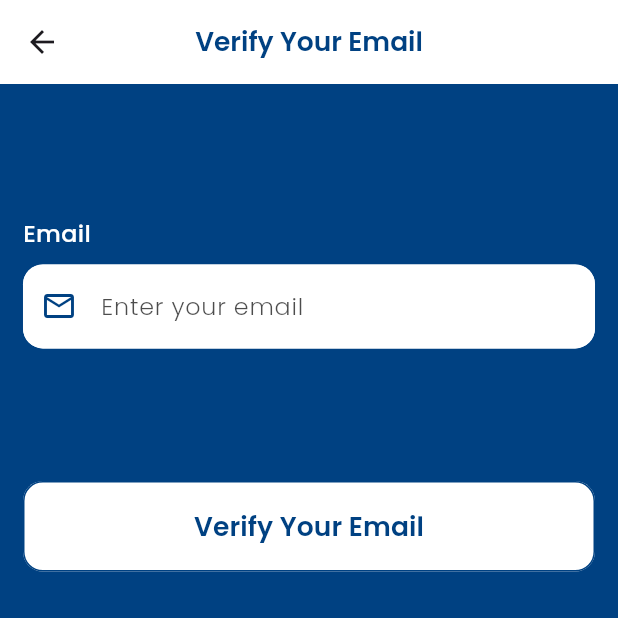
After one commit to Elhaw2003/ecommerce-rote, a Flutter app: the screen it shows after launch, after a tap on "Forgot password?", on a phone screen of 412 x 824 dp, the top half of it. The commit adds this screen. Run offline on Flutter 3.47's test engine with Material 3 defaults, Android fonts, the phone set to English and light mode, and no system bars; our stand-ins replace animate_do, bloc, connectivity_plus, dartz, dio, equatable and 7 more; generated files the repository leaves out were written again.

Commit message:
forgot password feature done

```diff
--- a/lib/core/end_points.dart
+++ b/lib/core/end_points.dart
@@ -2,4 +2,5 @@ class AppEndPoints{
   static const String baseUrl = "https://ecommerce.routemisr.com/api/v1";
   static const String login = "/auth/signin";
   static const String register = "/auth/signup";
+  static const String forgotPassword = "/auth/forgotPasswords";
 }
--- a/lib/core/routes/app_routes.dart
+++ b/lib/core/routes/app_routes.dart
@@ -2,4 +2,7 @@ class AppRoutes{
   static const String splashScreen ="/splashScreen";
   static const String loginScreen ="/loginScreen";
   static const String registerScreen ="/registerScreen";
+  static const String forgotPasswordScreen ="/forgotPasswordScreen";
+  static const String verifyOtpScreen ="/verifyOtpScreen";
+  static const String resetPasswordScreen ="/resetPasswordScreen";
 }
--- a/lib/core/routes/router_generation_config.dart
+++ b/lib/core/routes/router_generation_config.dart
@@ -1,4 +1,5 @@
 import 'package:ecommerce_rote/core/routes/app_routes.dart';
+import 'package:ecommerce_rote/features/auth/forgot_password/presentation/view/forgot_password_screen.dart';
 import 'package:ecommerce_rote/features/splash/presentation/view/splash_screen.dart';
 import 'package:flutter/material.dart';
 import 'package:go_router/go_router.dart';
@@ -24,6 +25,11 @@ class RouterGenerationConfig {
           name: AppRoutes.registerScreen,
           builder: (context, state) => RegisterScreen(),
       ),
+      GoRoute(
+          path: AppRoutes.forgotPasswordScreen,
+          name: AppRoutes.forgotPasswordScreen,
+          builder: (context, state) => ForgotPasswordScreen(),
+      ),
     ]
   );
 }
--- a/lib/core/utils/app_texts.dart
+++ b/lib/core/utils/app_texts.dart
@@ -23,4 +23,5 @@ class AppTexts {
   static const String noInterNet = "No Internet..please check your internet";
   static const String loginSuccessfully = "Login Successfully...";
   static const String registerSuccessfully = "Register Successfully...";
+  static const String verifyYourEmail = "Verify Your Email";
 }
--- a/lib/features/auth/data/repositories/auth_repositories_impl.dart
+++ b/lib/features/auth/data/repositories/auth_repositories_impl.dart
@@ -29,4 +29,10 @@ class AuthRepositoriesImpl implements AuthRepository{
     });
   }
 
+  @override
+  Future<Either<Failure, String>> forgotPassword({required String email}) async{
+    var response = await authRemoteDataSource.forgotPassword(email: email);
+    return response.fold((l){return Left(l);}, (r){return Right(r);});
+  }
+
 }
--- a/lib/features/auth/domain/repositories/auth_repository.dart
+++ b/lib/features/auth/domain/repositories/auth_repository.dart
@@ -6,4 +6,5 @@ import 'package:ecommerce_rote/features/auth/domain/entities/register_response_e
 abstract class AuthRepository {
   Future<Either<Failure,LoginResponseEntity>> login({required String email,required String password});
   Future<Either<Failure,RegisterResponseEntity>> register({required String email,required String password,required String name,required String rePassword,required String phone});
+  Future<Either<Failure,String>> forgotPassword({required String email,});
 }
--- /dev/null
+++ b/lib/features/auth/domain/usecases/forgot_password_use_case.dart
@@ -0,0 +1,14 @@
+import 'package:dartz/dartz.dart';
+import 'package:ecommerce_rote/core/error/failure.dart';
+import 'package:ecommerce_rote/features/auth/domain/repositories/auth_repository.dart';
+import 'package:injectable/injectable.dart';
+@Injectable()
+class ForgotPasswordUseCase {
+  final AuthRepository authRepository;
+  ForgotPasswordUseCase({
+    required this.authRepository,
+});
+  Future<Either<Failure,String>> call({required String email})async{
+    return await authRepository.forgotPassword(email: email);
+  }
+}
--- /dev/null
+++ b/lib/features/auth/forgot_password/cubit/forgot_password_cubit.dart
@@ -0,0 +1,26 @@
+import 'package:bloc/bloc.dart';
+import 'package:injectable/injectable.dart';
+import 'package:meta/meta.dart';
+
+import '../../domain/usecases/forgot_password_use_case.dart';
+
+part 'forgot_password_state.dart';
+@Injectable()
+class ForgotPasswordCubit extends Cubit<ForgotPasswordState> {
+  ForgotPasswordCubit({required this.forgotPasswordUseCase}) : super(ForgotPasswordInitialState());
+
+  final ForgotPasswordUseCase forgotPasswordUseCase;
+
+  Future<void> login  ({required String email})async{
+    emit(ForgotPasswordLoadingState());
+    var result = await forgotPasswordUseCase.call(email: email);
+    return result.fold(
+            (l){
+              emit(ForgotPasswordFailureState(message: l.message));
+            },
+            (r){
+              emit(ForgotPasswordSuccessState(success: r));
+            });
+  }
+
+}
--- /dev/null
+++ b/lib/features/auth/forgot_password/cubit/forgot_password_state.dart
@@ -0,0 +1,17 @@
+part of 'forgot_password_cubit.dart';
+
+@immutable
+sealed class ForgotPasswordState {}
+
+final class ForgotPasswordInitialState extends ForgotPasswordState {}
+final class ForgotPasswordLoadingState extends ForgotPasswordState {}
+final class ForgotPasswordSuccessState extends ForgotPasswordState {
+  final String success;
+
+  ForgotPasswordSuccessState({required this.success});
+}
+final class ForgotPasswordFailureState extends ForgotPasswordState {
+  final String message;
+
+  ForgotPasswordFailureState({required this.message});
+}
--- /dev/null
+++ b/lib/features/auth/forgot_password/presentation/view/forgot_password_screen.dart
@@ -0,0 +1,29 @@
+import 'package:ecommerce_rote/core/di/di.dart';
+import 'package:ecommerce_rote/core/utils/app_colors.dart';
+import 'package:ecommerce_rote/core/utils/app_text_styles.dart';
+import 'package:ecommerce_rote/core/utils/app_texts.dart';
+import 'package:ecommerce_rote/features/auth/forgot_password/cubit/forgot_password_cubit.dart';
+import 'package:ecommerce_rote/features/auth/forgot_password/presentation/view/widgets/forgot_password_body.dart';
+import 'package:flutter/material.dart';
+import 'package:flutter_bloc/flutter_bloc.dart';
+
+class ForgotPasswordScreen extends StatelessWidget {
+  const ForgotPasswordScreen({super.key});
+
+  @override
+  Widget build(BuildContext context) {
+    return BlocProvider(
+      create: (context) => getIt.get<ForgotPasswordCubit>(),
+      child: Scaffold(
+        backgroundColor: AppColors.primaryColor,
+        appBar: AppBar(
+          title: Text(AppTexts.verifyYourEmail,
+            style: AppTextStyles.primaryW600S20Poppins,),
+          centerTitle: true,
+          backgroundColor: AppColors.whiteColor,
+        ),
+        body: ForgotPasswordBody(),
+      ),
+    );
+  }
+}
--- /dev/null
+++ b/lib/features/auth/forgot_password/presentation/view/widgets/forgot_password_body.dart
@@ -0,0 +1,20 @@
+import 'package:ecommerce_rote/features/auth/forgot_password/presentation/view/widgets/forgot_password_form.dart';
+import 'package:flutter/material.dart';
+import 'package:flutter_screenutil/flutter_screenutil.dart';
+
+class ForgotPasswordBody extends StatelessWidget {
+  const ForgotPasswordBody({super.key});
+
+  @override
+  Widget build(BuildContext context) {
+    return Padding(
+      padding:  EdgeInsets.only(
+          top: 100.h,
+          right: 16.w,
+          left: 16.w,
+          bottom: 50.h
+      ),
+      child: ForgotPasswordForm(),
+    );
+  }
+}
--- /dev/null
+++ b/lib/features/auth/forgot_password/presentation/view/widgets/forgot_password_form.dart
@@ -0,0 +1,77 @@
+import 'package:ecommerce_rote/core/utils/toast_bar.dart';
+import 'package:ecommerce_rote/core/widgets/custom_loading_widget.dart';
+import 'package:ecommerce_rote/features/auth/forgot_password/cubit/forgot_password_cubit.dart';
+import 'package:flutter/material.dart';
+import 'package:flutter_bloc/flutter_bloc.dart';
+
+import '../../../../../../core/utils/app_colors.dart';
+import '../../../../../../core/utils/app_text_styles.dart';
+import '../../../../../../core/utils/app_texts.dart';
+import '../../../../../../core/validators/validators.dart';
+import '../../../../../../core/widgets/custom_button_widget.dart';
+import '../../../../../../core/widgets/custom_spacing_widget.dart';
+import '../../../../../../core/widgets/custom_text_form_field.dart';
+
+class ForgotPasswordForm extends StatefulWidget {
+  const ForgotPasswordForm({super.key});
+
+  @override
+  State<ForgotPasswordForm> createState() => _ForgotPasswordFormState();
+}
+
+class _ForgotPasswordFormState extends State<ForgotPasswordForm> {
+  final TextEditingController emailController = TextEditingController();
+  final GlobalKey<FormState> formKey = GlobalKey<FormState>();
+
+  @override
+  Widget build(BuildContext context) {
+    return BlocConsumer<ForgotPasswordCubit, ForgotPasswordState>(
+      listener: (context, state) {
+        if(state is ForgotPasswordFailureState){
+          toastBar(msg: state.message,backgroundColor: AppColors.redColor);
+        }
+        else if(state is ForgotPasswordSuccessState){
+          toastBar(msg: state.success,backgroundColor: AppColors.greenColor);
+        }
+      },
+      builder: (context, state) {
+        return Form(
+          key: formKey,
+          child: Column(
+            crossAxisAlignment: CrossAxisAlignment.start,
+            children: [
+              Text(
+                AppTexts.email,
+                style: AppTextStyles.whiteW500S18Poppins,
+              ),
+              CustomHeightSpacingWidget(height: 10),
+              CustomTextFormField(
+                controller: emailController,
+                prefixIcon: Icons.email_outlined,
+                keyboardType: TextInputType.emailAddress,
+                cursorColor: AppColors.primaryColor,
+                hintText: AppTexts.enterYouEmail,
+                focusBorderColor: AppColors.whiteColor,
+                validator: (v) {
+                  return MyValidators.emailValidator(v);
+                },
+              ),
+              CustomHeightSpacingWidget(height: 100),
+              CustomButtonWidget(
+                widget:state is ForgotPasswordLoadingState ?CustomLoadingWidget(strokeWidth: 2.5,height: 25,width: 25,): Text(AppTexts.verifyYourEmail,
+                    style: AppTextStyles.primaryW600S20Poppins,
+                    textAlign: TextAlign.center),
+                buttonColor: state is ForgotPasswordLoadingState ? AppColors.greyColor.withOpacity(0.7) :AppColors.whiteColor,
+                onPressed: () {
+                  if(formKey.currentState!.validate()){
+                    BlocProvider.of<ForgotPasswordCubit>(context).login(email: emailController.text.trim());
+                  }
+                },
+              ),
+            ],
+          ),
+        );
+      },
+    );
+  }
+}
--- a/lib/features/auth/login/presentation/view/widgets/login_form.dart
+++ b/lib/features/auth/login/presentation/view/widgets/login_form.dart
@@ -12,6 +12,7 @@ import '../../../../../../../core/utils/app_texts.dart';
 import '../../../../../../../core/widgets/custom_spacing_widget.dart';
 import '../../../../../../core/utils/toast_bar.dart';
 import '../../../../../../core/validators/validators.dart';
+import '../../../../../../core/widgets/custom_loading_widget.dart';
 
 class LoginForm extends StatefulWidget {
   const LoginForm({super.key});
@@ -113,16 +114,22 @@ class _LoginFormState extends State<LoginForm> {
           ),
           SliverToBoxAdapter(child: CustomHeightSpacingWidget(height: 16)),
           SliverToBoxAdapter(
-            child: Text(
-              AppTexts.forgotPassword,
-              style: AppTextStyles.whiteW400S18Poppins,
-              textAlign: TextAlign.end,
+            child: TextButton(
+              style: ButtonStyle(alignment: Alignment.centerRight),
+              child: Text(
+                AppTexts.forgotPassword,
+                style: AppTextStyles.whiteW400S18Poppins,
+                textAlign: TextAlign.end,
+              ),
+              onPressed: (){
+                GoRouter.of(context).pushNamed(AppRoutes.forgotPasswordScreen);
+              },
             ),
           ),
           SliverToBoxAdapter(child: CustomHeightSpacingWidget(height: 56)),
           SliverToBoxAdapter(
             child: CustomButtonWidget(
-              widget: state is LoginLoadingState ?Center(child: CircularProgressIndicator(color: AppColors.primaryColor,)):Text(AppTexts.login, style: AppTextStyles.primaryW600S20Poppins, textAlign: TextAlign.center),
+              widget: state is LoginLoadingState ?CustomLoadingWidget(strokeWidth: 2.5,height: 25,width: 25,):Text(AppTexts.login, style: AppTextStyles.primaryW600S20Poppins, textAlign: TextAlign.center),
               buttonColor: state is LoginLoadingState ? AppColors.greyColor.withOpacity(0.7) :AppColors.whiteColor,
               onPressed: () {
                 if(formKey.currentState!.validate()){
--- a/lib/features/auth/register/presentation/view/widgets/register_form.dart
+++ b/lib/features/auth/register/presentation/view/widgets/register_form.dart
@@ -10,6 +10,7 @@ import 'package:go_router/go_router.dart';
 import '../../../../../../../core/utils/app_text_styles.dart';
 import '../../../../../../../core/utils/app_texts.dart';
 import '../../../../../../../core/widgets/custom_spacing_widget.dart';
+import '../../../../../../core/widgets/custom_loading_widget.dart';
 import '../../../cubit/register_cubit.dart';
 
 class RegisterForm extends StatefulWidget {
@@ -168,7 +169,7 @@ class _RegisterFormState extends State<RegisterForm> {
               SliverToBoxAdapter(child: CustomHeightSpacingWidget(height: 56)),
               SliverToBoxAdapter(
                 child: CustomButtonWidget(
-                  widget: state is RegisterLoadingState ?Center(child: CircularProgressIndicator(color: AppColors.primaryColor,)):Text(AppTexts.login, style: AppTextStyles.primaryW600S20Poppins, textAlign: TextAlign.center),
+                  widget: state is RegisterLoadingState ?CustomLoadingWidget(strokeWidth: 2.5,height: 25,width: 25,):Text(AppTexts.login, style: AppTextStyles.primaryW600S20Poppins, textAlign: TextAlign.center),
                   buttonColor: state is RegisterLoadingState ? AppColors.greyColor.withOpacity(0.7) :AppColors.whiteColor,
                   onPressed: () {
                     if(formKey.currentState!.validate()){
```
Also changed, not shown: lib/core/widgets/custom_loading_widget.dart (added, +23 -0 lines), lib/features/auth/data/data_sources/auth_remote_data_source.dart (+38 -2 lines).
